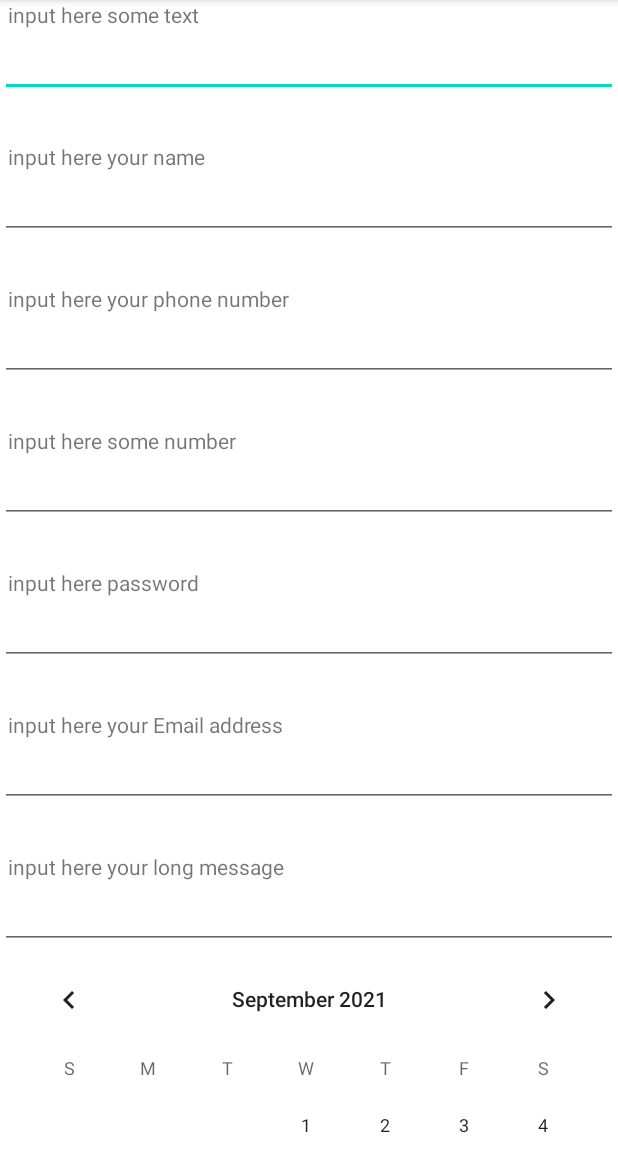
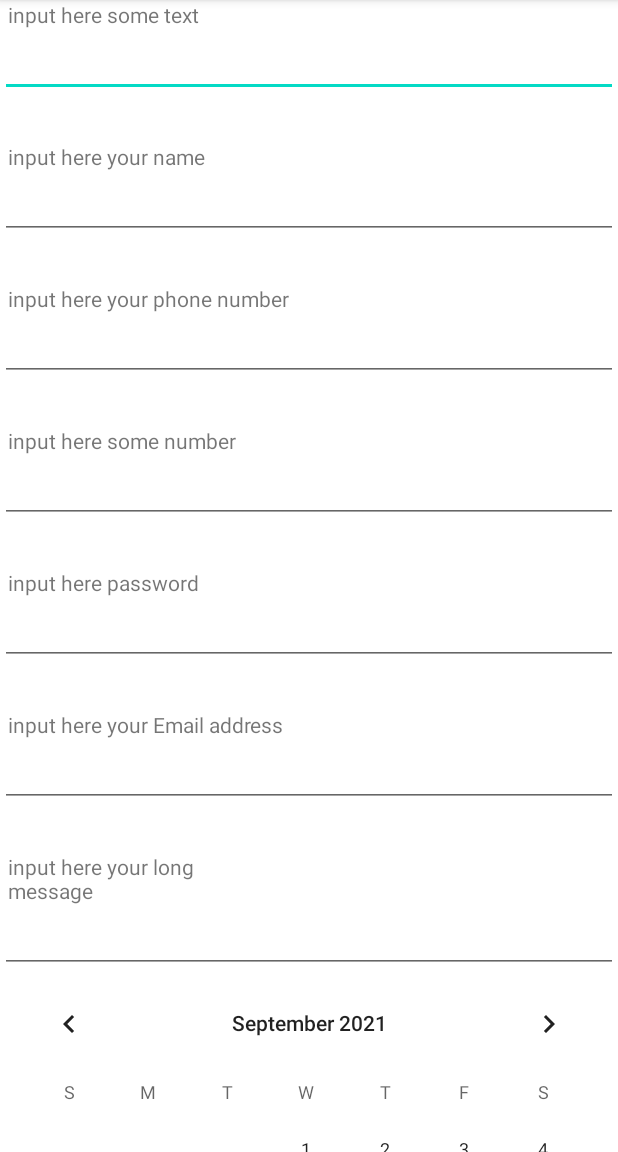
Before and after one commit to lekoal/android_my_work_n_1, an Android app: the screen it shows after launch (MainActivity), on a phone screen of 412 x 824 dp, the part 84-1236 px from its top. Run offline under Robolectric (Android 15) with nearby library versions, the phone set to English and light mode, and no system bars.

Commit message:
ems - это параметр, ограничивающий ширину элемента вне зависимости от его содержимого. При этом, например у TextView, происходит перенос содержимого на следующую строку.

```diff
--- a/app/src/main/res/layout/activity_main_2.xml
+++ b/app/src/main/res/layout/activity_main_2.xml
@@ -80,6 +80,7 @@
             android:inputType="textEmailAddress" />
 
         <TextView
+            android:ems="8"
             android:layout_width="wrap_content"
             android:layout_height="wrap_content"
             android:layout_marginStart="5dp"
```
